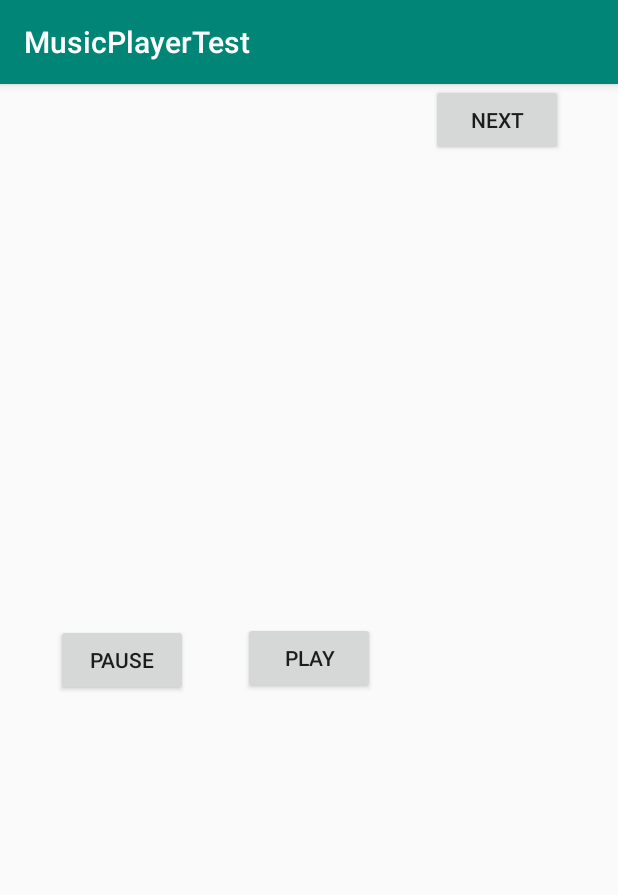
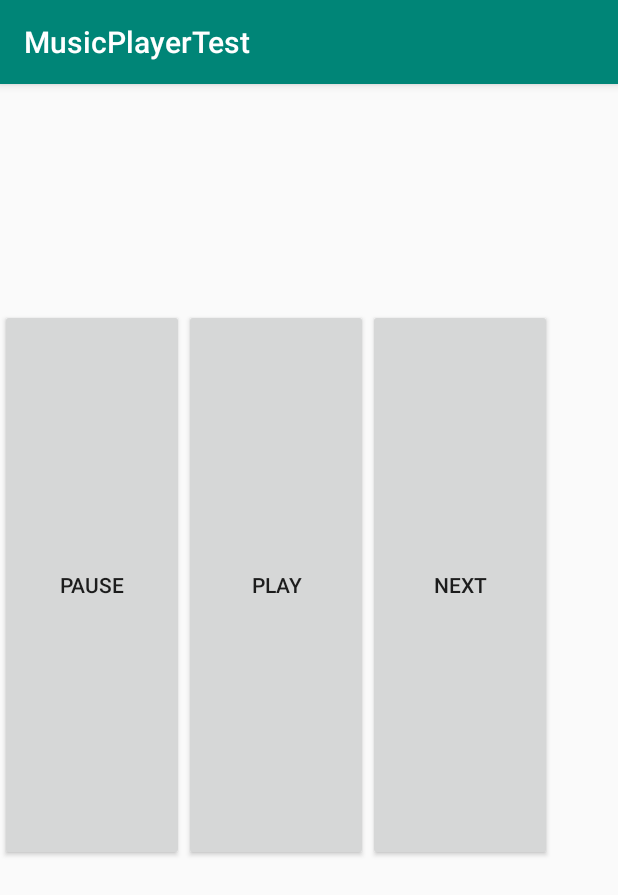
Before and after one commit to LouisMalbranque/Android-Music-Player, an Android app: the screen it shows after launch (MainActivity), on a phone screen of 412 x 824 dp. Shown: the top 895 px of the screen. Run offline under Robolectric (Android 15) with nearby library versions, the phone set to English and light mode, and no system bars; 2 statements that could not run were skipped.

Commit message:
ajout du next et de la liste de Song
class Song
ça marche chez Val

```diff
--- a/MusicPlayerTest/app/src/main/java/com/example/louis/musicplayertest/MainActivity.java
+++ b/MusicPlayerTest/app/src/main/java/com/example/louis/musicplayertest/MainActivity.java
@@ -15,11 +15,16 @@ import android.widget.Button;
 import java.io.File;
 import java.io.FileInputStream;
 import java.io.FilenameFilter;
+import java.io.IOException;
+import java.util.ArrayList;
+import java.util.List;
 
 public class MainActivity extends AppCompatActivity {
     private static final int MY_PERMISSIONS_REQUEST_READ_EXTERNAL_STORAGE = 1524515;
     MediaPlayer mp=new MediaPlayer();
-
+    List<Song> songs = new ArrayList<Song>();
+    List<String> strSongs = new ArrayList<String>();
+    int songID = 0;
 
 
     @Override
@@ -36,13 +41,34 @@ public class MainActivity extends AppCompatActivity {
                 requestPermissions(new String[]{Manifest.permission.READ_EXTERNAL_STORAGE}, MY_PERMISSIONS_REQUEST_READ_EXTERNAL_STORAGE);
             }
 
-            String addr = getStoragePath().getPath();
 
-            FileInputStream inputStream = new FileInputStream(addr + "/Music/01. Bad Guy.mp3");
-            mp.setDataSource(inputStream.getFD());
-            //mp.setDataSource(addr);//Write your location here
+            String addr = "";
+
+            if (new File(getStoragePath().getPath() + "/Music/").exists()){
+                addr = getStoragePath().getPath() + "/Music/";
+            }
+            else if (new File("/sdcard/Download/Music/").exists()){
+                addr = getStoragePath().getPath() + "/Music/";
+            }else{
+                System.out.println("Error: No directory found");
+            }
+            File directory = new File(addr);
+
+
+            System.out.println("Recherches des musiques:");
+            for (File f : directory.listFiles()) {
+                songs.add(new Song(f));
+                strSongs.add(f.getPath());
+                System.out.println(f.getPath());
+            }
+            System.out.println(songs.size() + "musiques trouvées.");
+
+
+
+
+            mp.setDataSource(songs.get(0).getPath());
             mp.prepare();
-            System.out.println("try");
+            mp.start();
 
         }catch(Exception e){e.printStackTrace();}
 
@@ -68,13 +94,20 @@ public class MainActivity extends AppCompatActivity {
         nextButton.setOnClickListener(new View.OnClickListener() {
             @Override
             public void onClick(View v) {
+                mp.stop();
+                mp.reset();
+                songID = (songID+1)%songs.size();
+                System.out.println(songs.get(songID).getPath());
+                try {
+                    mp.setDataSource(songs.get(songID).getPath());
+                    mp.prepare();
+                } catch (IOException e) {
+                    e.printStackTrace();
+                }
+
                 mp.start();
             }
         });
-
-
-
-
 
 
 
--- a/MusicPlayerTest/app/src/main/res/layout/activity_main.xml
+++ b/MusicPlayerTest/app/src/main/res/layout/activity_main.xml
@@ -6,44 +6,35 @@
     android:layout_height="match_parent"
     tools:context=".MainActivity">
 
-    <Button
-        android:id="@+id/playButton"
-        android:layout_width="wrap_content"
-        android:layout_height="wrap_content"
-        android:layout_marginStart="8dp"
-        android:layout_marginTop="8dp"
-        android:layout_marginEnd="8dp"
-        android:layout_marginBottom="8dp"
-        android:text="Play"
+    <LinearLayout
+        android:layout_width="368dp"
+        android:layout_height="0dp"
+        android:layout_marginTop="150dp"
+        android:layout_marginBottom="250dp"
+        android:orientation="horizontal"
         app:layout_constraintBottom_toBottomOf="parent"
-        app:layout_constraintEnd_toEndOf="parent"
-        app:layout_constraintStart_toStartOf="parent"
         app:layout_constraintTop_toTopOf="parent"
-        app:layout_constraintVertical_bias="0.498" />
+        tools:layout_editor_absoluteX="8dp">
 
-    <Button
-        android:id="@+id/nextButton"
-        android:layout_width="wrap_content"
-        android:layout_height="wrap_content"
-        android:layout_marginStart="8dp"
-        android:layout_marginEnd="8dp"
-        android:text="Next"
-        app:layout_constraintEnd_toEndOf="parent"
-        app:layout_constraintStart_toEndOf="@+id/playButton"
-        tools:layout_editor_absoluteY="232dp" />
+        <Button
+            android:id="@+id/pauseButton"
+            android:layout_width="wrap_content"
+            android:layout_height="match_parent"
+            android:layout_weight="1"
+            android:text="Pause" />
 
-    <Button
-        android:id="@+id/pauseButton"
-        android:layout_width="wrap_content"
-        android:layout_height="wrap_content"
-        android:layout_marginStart="8dp"
-        android:layout_marginTop="8dp"
-        android:layout_marginEnd="8dp"
-        android:layout_marginBottom="8dp"
-        android:text="Pause"
-        app:layout_constraintBottom_toBottomOf="parent"
-        app:layout_constraintEnd_toStartOf="@+id/playButton"
-        app:layout_constraintStart_toStartOf="parent"
-        app:layout_constraintTop_toTopOf="parent" />
+        <Button
+            android:id="@+id/playButton"
+            android:layout_width="wrap_content"
+            android:layout_height="match_parent"
+            android:layout_weight="1"
+            android:text="Play" />
 
+        <Button
+            android:id="@+id/nextButton"
+            android:layout_width="wrap_content"
+            android:layout_height="match_parent"
+            android:layout_weight="1"
+            android:text="next" />
+    </LinearLayout>
 </android.support.constraint.ConstraintLayout>
```
Also changed, not shown: MusicPlayerTest/app/src/main/java/com/example/louis/musicplayertest/Song.java (added, +16 -0 lines).
